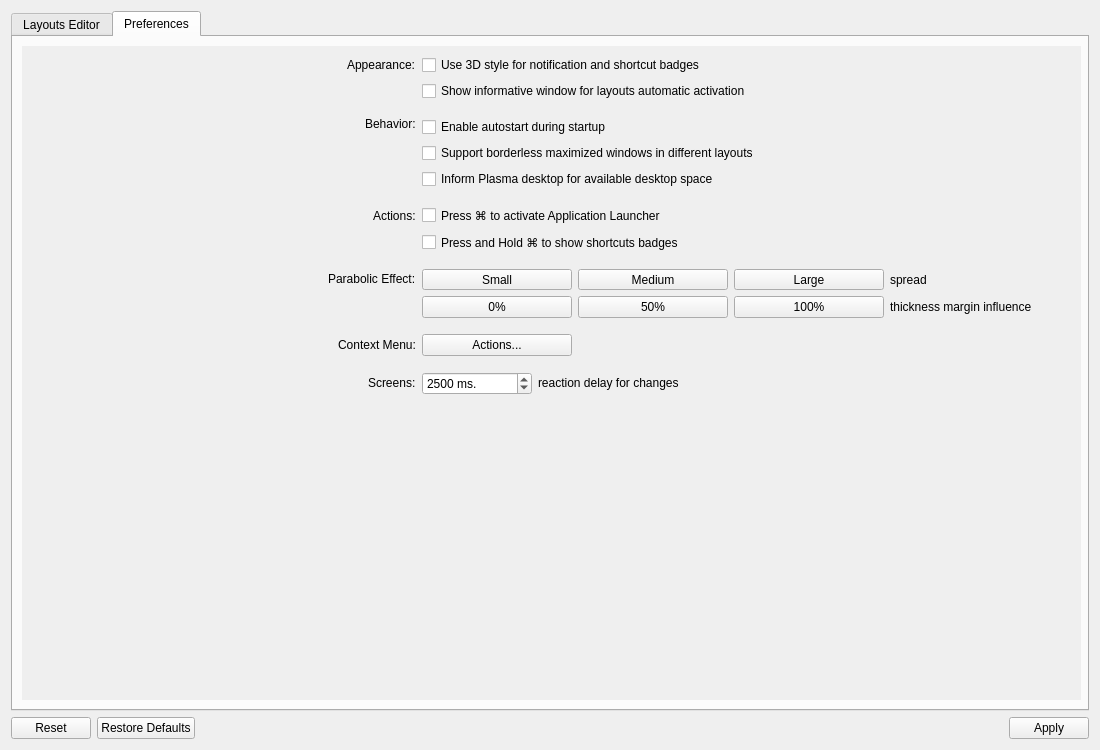
Before: the Qt Designer form app/settings/settingsdialog/settingsdialog.ui in KDE/latte-dock, drawn with Qt 5.
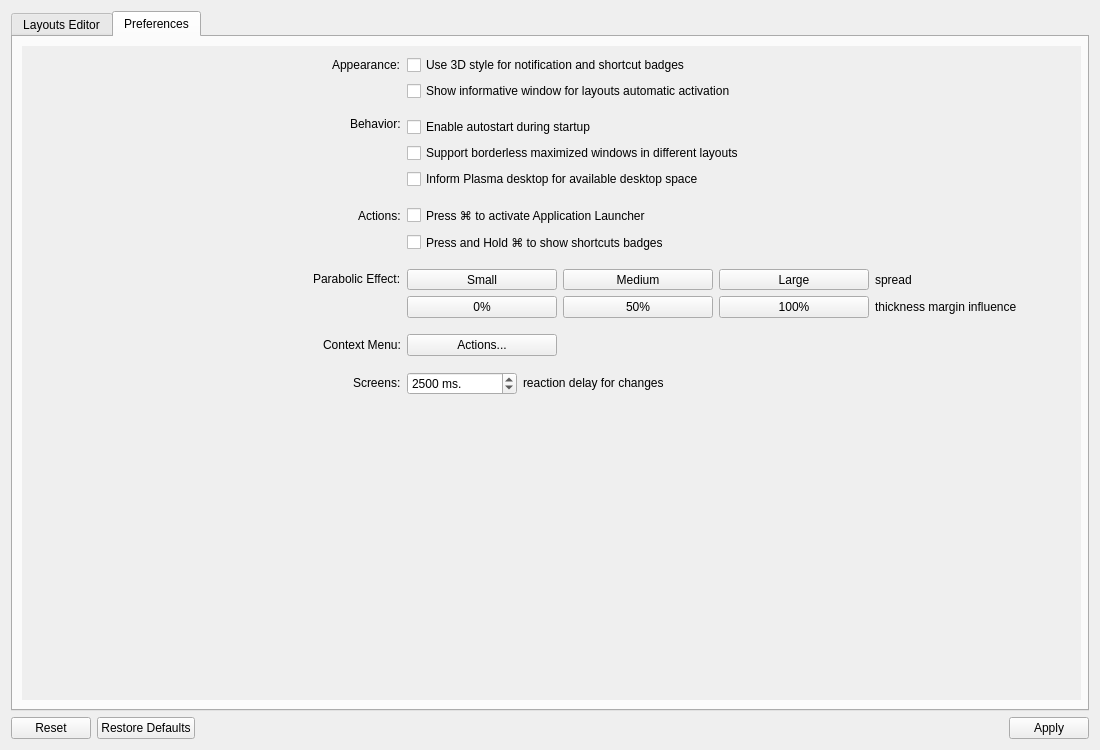
After: the same form once the commit is applied. The open tabs and pages were chosen to show the change. Icons and pictures are not drawn. Custom widgets are drawn as their Qt base class.

Commit message: settings:fix options form layout alignment

```diff
--- a/app/settings/settingsdialog/settingsdialog.ui
+++ b/app/settings/settingsdialog/settingsdialog.ui
@@ -533,7 +533,7 @@
           </property>
           <layout class="QVBoxLayout" name="verticalLayout_4">
            <item>
-            <layout class="QGridLayout" name="preferencesGridLayout" columnstretch="5,0">
+            <layout class="QGridLayout" name="preferencesGridLayout" columnstretch="5,9">
              <item row="1" column="1">
               <widget class="QCheckBox" name="infoWindowChkBox">
                <property name="toolTip">
```
